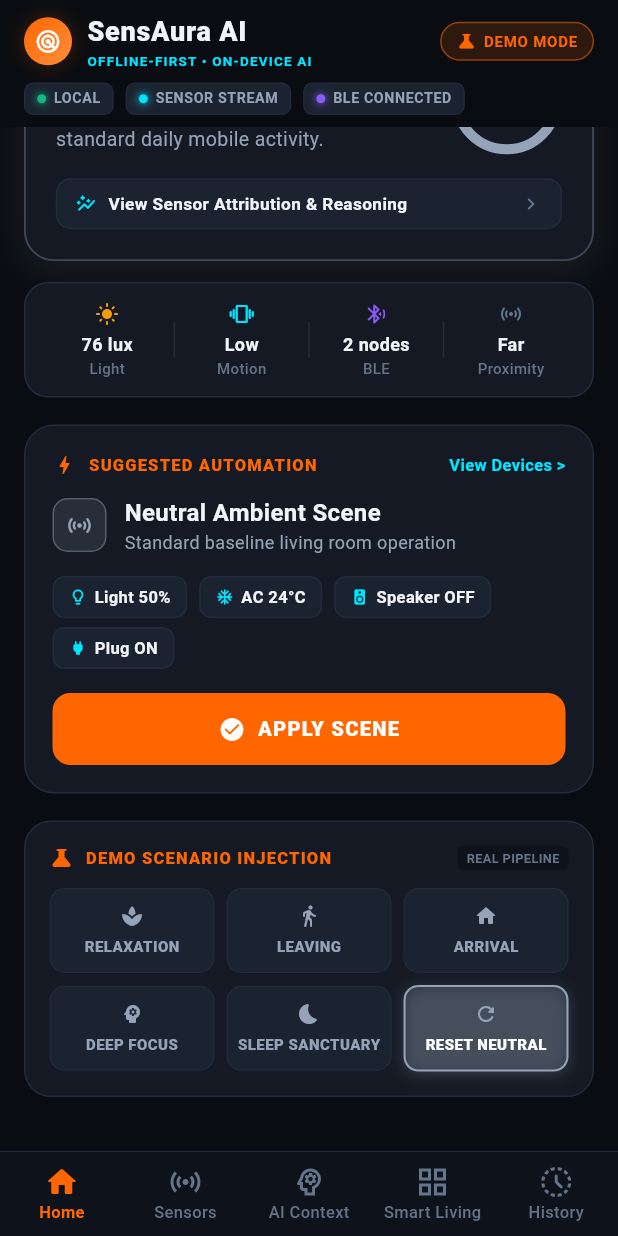
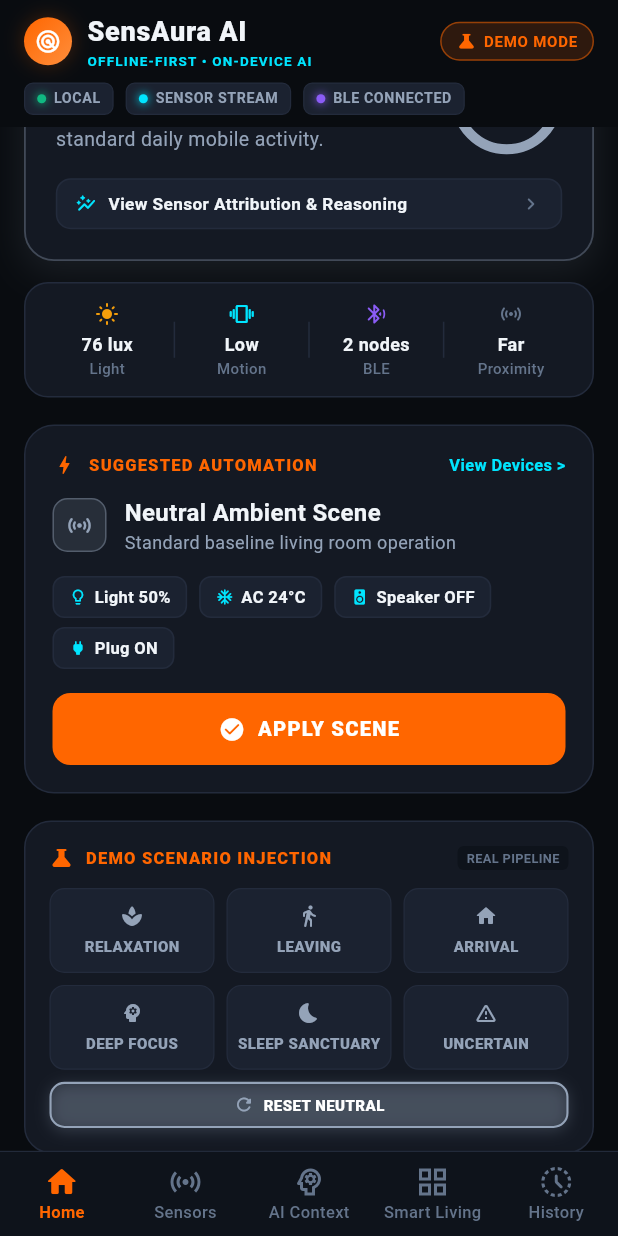
Before and after one commit to KrishanuGharami/SensAura-AI, a Flutter app: the screen it shows after launch, scrolled down 129 dp, on a phone screen of 412 x 824 dp. Run offline on Flutter 3.47's test engine with Material 3 defaults, Android fonts, the light colour scheme and no system bars; our stand-ins replace flutter_blue_plus, hive_flutter, sensors_plus; accounts and stored records are empty.

Commit message:
feat: demo-flow

```diff
--- a/lib/core/constants/mock_scenarios.dart
+++ b/lib/core/constants/mock_scenarios.dart
@@ -118,6 +118,26 @@
     ),
   );
 
+  static final MockScenario uncertain = MockScenario(
+    id: 'sim_uncertain',
+    label: 'UNCERTAIN',
+    targetContext: AmbientContextType.uncertain,
+    description: 'Conflict: High motion + High light + Home BLE active',
+    snapshot: SensorSnapshot(
+      accelX: 4.20,
+      accelY: 3.80,
+      accelZ: 12.40,
+      lightLux: 420.0,
+      proximityNear: false,
+      bleDevicesCount: 3,
+      homeBeaconDetected: true,
+      homeBeaconRssi: -55,
+      timestamp: DateTime.now(),
+      isSimulated: true,
+      sourceLabel: 'SIMULATED / LOCAL',
+    ),
+  );
+
   static final MockScenario neutral = MockScenario(
     id: 'sim_neutral',
     label: 'RESET NEUTRAL',
@@ -132,6 +152,7 @@
         arrival,
         focus,
         sleep,
+        uncertain,
         neutral,
       ];
 }
--- a/lib/services/rule_based_context_engine.dart
+++ b/lib/services/rule_based_context_engine.dart
@@ -31,9 +31,27 @@
     List<String> signals = [];
     AutomationScene scene;
 
+    // 0. SIGNAL CONFLICT / UNCERTAIN CONTEXT EVALUATION
+    // High motion + high illumination while home BLE beacon is active
+    // Indicates departure/transit physics with contradictory home presence signal.
+    final bool isHighMotion = snapshot.motionLevel == MotionLevel.high || accelDeviation > 2.2;
+    final bool isHighLight = lux >= 250.0;
+    final bool hasSignalConflict = hasHomeBle && isHighMotion && isHighLight;
+
+    if (hasSignalConflict) {
+      inferredContext = AmbientContextType.uncertain;
+      confidence = 0.50; // Below actionable threshold (0.60) to ensure NO_ACTION
+      reasoning = 'Conflicting signals: High movement and bright light detected while connected to Home BLE beacon.';
+      signals = [
+        'High motion detected (${accelMag.toStringAsFixed(1)} m/s²)',
+        'Bright illumination (${lux.toStringAsFixed(0)} lux)',
+        'Home BLE beacon connected (${snapshot.homeBeaconRssi} dBm) [CONFLICT]',
+      ];
+      scene = AutomationScene.neutral;
+    }
     // 1. SLEEP SANCTUARY EVALUATION
     // Very dark (< 3 lux), static motion, proximity covered or near
-    if (lux < 3.0 && accelDeviation < 0.5 && isProximityNear && hasHomeBle) {
+    else if (lux < 3.0 && accelDeviation < 0.5 && isProximityNear && hasHomeBle) {
       inferredContext = AmbientContextType.sleep;
       confidence = 0.98;
       reasoning = 'Pitch darkness + stationary phone + proximity sensor engaged suggests sleep state.';
--- a/lib/widgets/simulation_control_panel.dart
+++ b/lib/widgets/simulation_control_panel.dart
@@ -94,7 +94,7 @@
 
           const SizedBox(height: 8),
 
-          // Secondary row: Deep Focus, Sleep Sanctuary, Reset Neutral
+          // Secondary row: Deep Focus, Sleep Sanctuary, Uncertain Conflict
           Row(
             children: [
               Expanded(
@@ -115,19 +115,37 @@
               const SizedBox(width: 8),
               Expanded(
                 child: _buildScenarioButton(
+                  MockScenarios.uncertain,
+                  Icons.warning_amber_rounded,
+                  AppColors.statusWarning,
+                ),
+              ),
+            ],
+          ),
+
+          const SizedBox(height: 8),
+
+          // Neutral Reset Row
+          SizedBox(
+            width: double.infinity,
+            child: _buildScenarioButton(
               MockScenarios.neutral,
               Icons.refresh_rounded,
               AppColors.textSecondary,
+              compact: true,
             ),
-              ),
-            ],
           ),
         ],
       ),
     );
   }
 
-  Widget _buildScenarioButton(MockScenario scenario, IconData icon, Color color) {
+  Widget _buildScenarioButton(
+    MockScenario scenario,
+    IconData icon,
+    Color color, {
+    bool compact = false,
+  }) {
     final isSelected = currentContext == scenario.targetContext;
 
     return Material(
@@ -137,7 +155,10 @@
         borderRadius: BorderRadius.circular(10),
         child: AnimatedContainer(
           duration: const Duration(milliseconds: 250),
-          padding: const EdgeInsets.symmetric(vertical: 10, horizontal: 6),
+          padding: EdgeInsets.symmetric(
+            vertical: compact ? 7 : 10,
+            horizontal: 6,
+          ),
           decoration: BoxDecoration(
             color: isSelected ? color.withValues(alpha: 0.18) : AppColors.cardSurfaceElevated,
             borderRadius: BorderRadius.circular(10),
@@ -155,7 +176,28 @@
                   ]
                 : [],
           ),
-          child: Column(
+          child: compact
+              ? Row(
+                  mainAxisAlignment: MainAxisAlignment.center,
+                  children: [
+                    Icon(
+                      icon,
+                      size: 14,
+                      color: isSelected ? color : AppColors.textSecondary,
+                    ),
+                    const SizedBox(width: 6),
+                    Text(
+                      scenario.label,
+                      style: TextStyle(
+                        fontSize: 10,
+                        fontWeight: FontWeight.w800,
+                        letterSpacing: 0.3,
+                        color: isSelected ? AppColors.textHighlight : AppColors.textSecondary,
+                      ),
+                    ),
+                  ],
+                )
+              : Column(
                   mainAxisSize: MainAxisSize.min,
                   children: [
                     Icon(
```
Also changed, not shown: 1 other file. Lines whose indentation alone changed are shown as unchanged.
